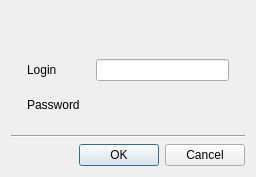
networkoptix/nx_open, file vms/client/nx_vms_client_desktop/src/ui/dialogs/common/password_dialog.ui: the form before one commit.
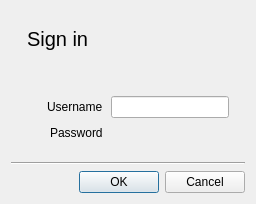
The form after the commit. Custom widgets are drawn as their Qt base class.

Commit message:
VMS-16188: Restyle proxy and http auth dialog
<==== Mercurial data ====>
Branch: vms_4.1

Patch:
```diff
--- a/vms/client/nx_vms_client_desktop/src/ui/dialogs/common/password_dialog.ui
+++ b/vms/client/nx_vms_client_desktop/src/ui/dialogs/common/password_dialog.ui
@@ -7,7 +7,7 @@
     <x>0</x>
     <y>0</y>
     <width>256</width>
-    <height>177</height>
+    <height>204</height>
    </rect>
   </property>
   <property name="windowTitle">
@@ -21,7 +21,13 @@
     <enum>QLayout::SetDefaultConstraint</enum>
    </property>
    <item>
-    <layout class="QGridLayout" name="gridLayout">
+    <layout class="QVBoxLayout" name="verticalLayout_2">
+     <property name="spacing">
+      <number>8</number>
+     </property>
+     <property name="sizeConstraint">
+      <enum>QLayout::SetDefaultConstraint</enum>
+     </property>
      <property name="leftMargin">
       <number>16</number>
      </property>
@@ -32,36 +38,69 @@
       <number>16</number>
      </property>
      <property name="bottomMargin">
-      <number>16</number>
+      <number>0</number>
      </property>
-     <property name="spacing">
-      <number>16</number>
-     </property>
-     <item row="0" column="0" colspan="2">
+     <item>
       <widget class="QLabel" name="captionLabel">
+       <property name="font">
+        <font>
+         <pointsize>15</pointsize>
+         <weight>50</weight>
+         <bold>false</bold>
+        </font>
+       </property>
        <property name="text">
-        <string/>
+        <string>Sign in</string>
        </property>
       </widget>
      </item>
-     <item row="1" column="0">
-      <widget class="QLabel" name="usernameLabel">
-       <property name="text">
-        <string>Login</string>
+     <item>
+      <widget class="QLabel" name="textLabel">
+       <property name="wordWrap">
+        <bool>true</bool>
        </property>
+       <property name="margin">
+        <number>0</number>
+       </property>
       </widget>
      </item>
-     <item row="1" column="1">
-      <widget class="QLineEdit" name="usernameLineEdit"/>
-     </item>
-     <item row="2" column="0">
+    </layout>
+   </item>
+   <item>
+    <layout class="QGridLayout" name="gridLayout">
+     <property name="leftMargin">
+      <number>36</number>
+     </property>
+     <property name="topMargin">
+      <number>16</number>
+     </property>
+     <property name="rightMargin">
+      <number>16</number>
+     </property>
+     <property name="bottomMargin">
+      <number>16</number>
+     </property>
+     <property name="spacing">
+      <number>8</number>
+     </property>
+     <item row="1" column="0" alignment="Qt::AlignRight">
       <widget class="QLabel" name="passwordLabel">
        <property name="text">
         <string>Password</string>
        </property>
       </widget>
      </item>
-     <item row="2" column="1">
+     <item row="0" column="1">
+      <widget class="QLineEdit" name="usernameLineEdit"/>
+     </item>
+     <item row="0" column="0" alignment="Qt::AlignRight">
+      <widget class="QLabel" name="usernameLabel">
+       <property name="text">
+        <string>Username</string>
+       </property>
+      </widget>
+     </item>
+     <item row="1" column="1">
       <widget class="nx::vms::client::desktop::InputField" name="passwordLineEdit" native="true"/>
      </item>
     </layout>
```
Left out of the diff: 3 changed lines with no effect on the pictures. The commit also changes 3 other files.
